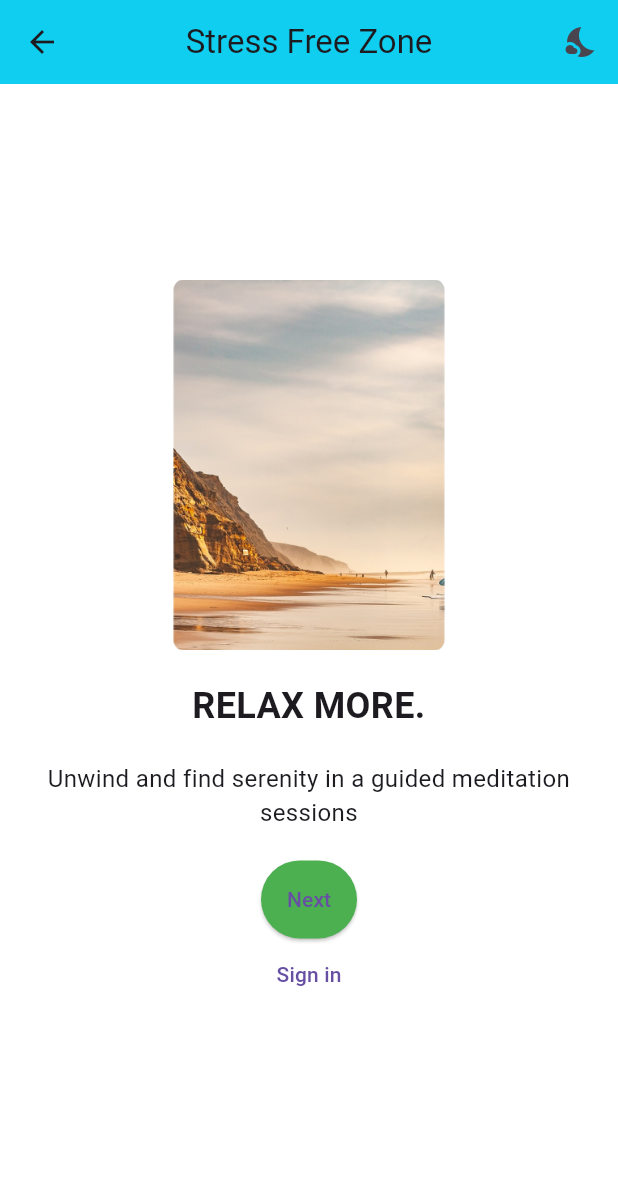
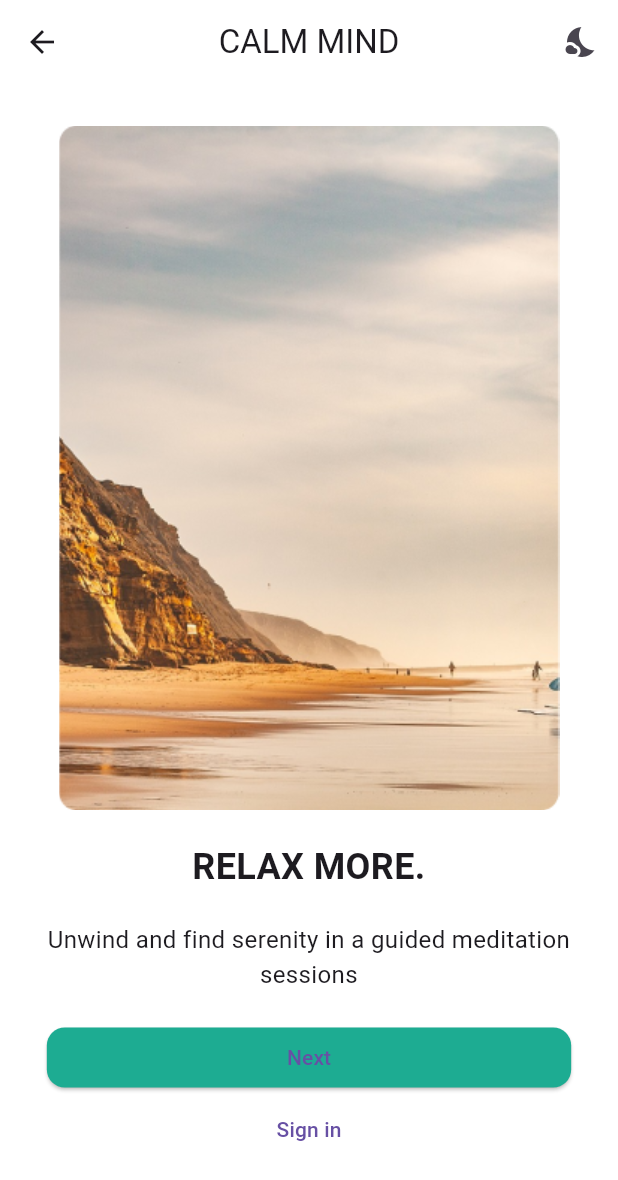
Before and after one commit to nimeshayasith/StressFreeZone_mobile, a Flutter app: the screen it shows after launch, after a tap on "Next", on a phone screen of 412 x 824 dp. Shown: the top 1180 px of the screen. Run offline on Flutter 3.47's test engine with Material 3 defaults, Android fonts, the phone set to English and light mode, and no system bars; our stand-ins replace flutter_secure_storage, font_awesome_flutter, google_sign_in, image_picker, loading_animation_widget, percent_indicator and 2 more; Roboto replaces fonts that are missing (Cabin).

```diff
--- a/lib/screens/splash_screen_page/splashscreen1.dart
+++ b/lib/screens/splash_screen_page/splashscreen1.dart
@@ -27,9 +27,9 @@ class _SplashScreen1State extends State<Splashscreen1> {
       appBar: AppBar(
         backgroundColor: themeProvider.isDarkMode
             ? const Color.fromRGBO(59, 94, 132, 1.0)
-            : const Color.fromARGB(255, 15, 206, 240),
+            : const Color.fromRGBO(255, 255, 255, 1.0),
         title: const Text(
-          'Stress Free Zone',
+          'CALM MIND',
           style: TextStyle(fontFamily: 'Cabin'),
         ),
         centerTitle: true,
@@ -51,8 +51,8 @@ class _SplashScreen1State extends State<Splashscreen1> {
           children: [
             Image.asset(
               'assets/images/image239.png',
-              width: MediaQuery.of(context).size.width * 0.5,
-              height: MediaQuery.of(context).size.height * 0.3,
+              width: 334,
+              height: 458,
               fit: BoxFit.contain,
             ),
             const SizedBox(height: 20),
@@ -87,8 +87,12 @@ class _SplashScreen1State extends State<Splashscreen1> {
                 );
               },
               style: ElevatedButton.styleFrom(
-                padding: const EdgeInsets.symmetric(vertical: 16.0),
-                backgroundColor: Colors.green,
+                padding:
+                    const EdgeInsets.symmetric(horizontal: 160, vertical: 8),
+                shape: RoundedRectangleBorder(
+                  borderRadius: BorderRadius.circular(12),
+                ),
+                backgroundColor: const Color.fromRGBO(29, 172, 146, 1.0),
               ),
               child: const Text(
                 'Next',
--- a/lib/screens/splash_screen_page/splashscreen2.dart
+++ b/lib/screens/splash_screen_page/splashscreen2.dart
@@ -26,15 +26,16 @@ class _SplashScreen2State extends State<Splashscreen2> {
       appBar: AppBar(
         backgroundColor: themeProvider.isDarkMode
             ? const Color.fromRGBO(59, 94, 132, 1.0)
-            : const Color.fromARGB(255, 15, 206, 240),
+            : const Color.fromARGB(255, 255, 255, 255),
         title: const Text(
-          'Stress Free Zone',
+          'CALM MIND',
           style: TextStyle(fontFamily: 'Cabin'),
         ),
         centerTitle: true,
         actions: [
           IconButton(
-            icon: Icon(themeProvider.isDarkMode ? Icons.wb_sunny : Icons.nights_stay),
+            icon: Icon(
+                themeProvider.isDarkMode ? Icons.wb_sunny : Icons.nights_stay),
             onPressed: () {
               themeProvider.toggleTheme();
             },
@@ -51,8 +52,8 @@ class _SplashScreen2State extends State<Splashscreen2> {
           children: [
             Image.asset(
               'assets/images/splashpage2.png',
-              width: MediaQuery.of(context).size.width * 0.5,
-              height: MediaQuery.of(context).size.height * 0.3,
+              width: 334,
+              height: 458,
               fit: BoxFit.contain,
             ),
             const SizedBox(height: 20),
@@ -82,8 +83,12 @@ class _SplashScreen2State extends State<Splashscreen2> {
                 );
               },
               style: ElevatedButton.styleFrom(
-                padding: const EdgeInsets.symmetric(vertical: 16.0),
-                backgroundColor: Colors.green,
+                padding:
+                    const EdgeInsets.symmetric(horizontal: 160, vertical: 8),
+                shape: RoundedRectangleBorder(
+                  borderRadius: BorderRadius.circular(12),
+                ),
+                backgroundColor: const Color.fromRGBO(29, 172, 146, 1.0),
               ),
               child: const Text(
                 'Next',
```
Also changed, not shown: lib/screens/login_page/login_page.dart (+62 -35 lines), lib/screens/splash_screen_page/splashscreen3.dart (+11 -7 lines), lib/screens/splash_screen_page/splashscreen4.dart (+11 -7 lines), lib/screens/login_page/login_preview.dart (added).
